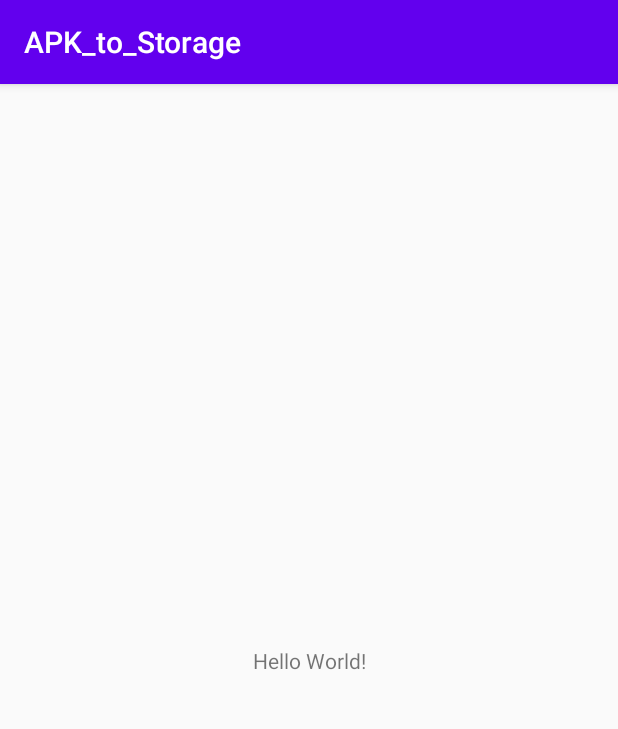
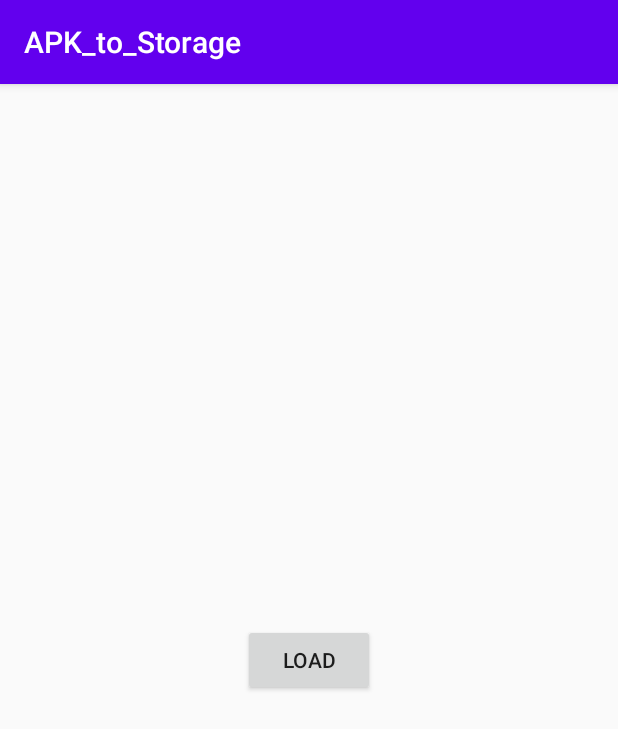
Before and after one commit to mayank-srm/APK_to_Storage, an Android app: the screen it shows after launch (MainActivity), on a phone screen of 412 x 824 dp. Shown: the top 729 px of the screen. Run offline under Robolectric (Android 15) with nearby library versions, the phone set to English and light mode, and no system bars.

```diff
--- a/app/src/main/res/layout/activity_main.xml
+++ b/app/src/main/res/layout/activity_main.xml
@@ -6,10 +6,12 @@
     android:layout_height="match_parent"
     tools:context=".MainActivity">
 
-    <TextView
+    <Button
+        android:id="@+id/loadfile"
+        android:onClick="load"
         android:layout_width="wrap_content"
         android:layout_height="wrap_content"
-        android:text="Hello World!"
+        android:text="Load"
         app:layout_constraintBottom_toBottomOf="parent"
         app:layout_constraintLeft_toLeftOf="parent"
         app:layout_constraintRight_toRightOf="parent"
```
Also changed, not shown: app/src/main/AndroidManifest.xml (+6 -1 lines), app/src/main/java/com/project/apk_to_storage/MainActivity.java (+62 -0 lines).
